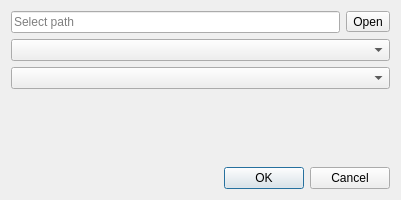
Old version of the form importdialog.ui in the repository Kuszki/Multimap-Zasiegi.
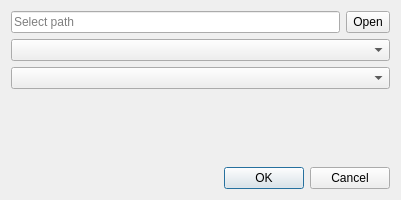
New version of the form. Icons and pictures are not drawn.

Patch:
```diff
--- a/importdialog.ui
+++ b/importdialog.ui
@@ -29,6 +29,12 @@
    </item>
    <item row="0" column="1">
     <widget class="QToolButton" name="openButton">
+     <property name="sizePolicy">
+      <sizepolicy hsizetype="Fixed" vsizetype="Preferred">
+       <horstretch>0</horstretch>
+       <verstretch>0</verstretch>
+      </sizepolicy>
+     </property>
      <property name="text">
       <string>Open</string>
      </property>
```
Left out of the diff: 3 changed lines with no effect on the pictures.
